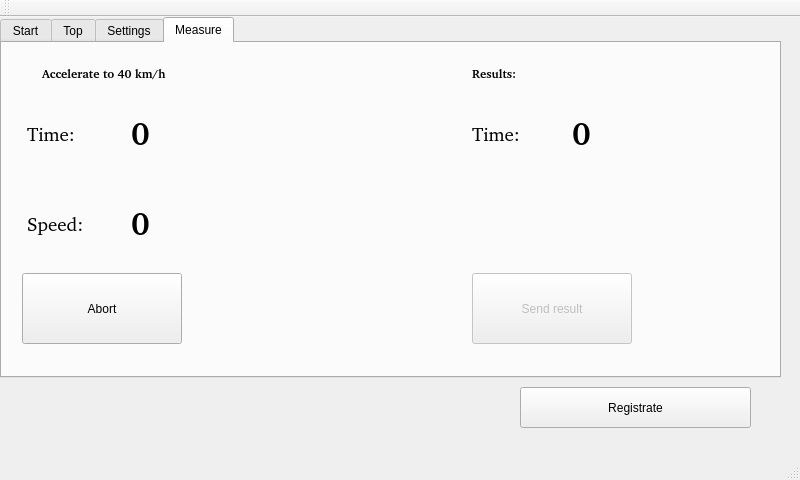
The window that Client/carmainwindow.ui (ArtemD/SpeedFreak) describes before a commit, drawn with Qt 5.
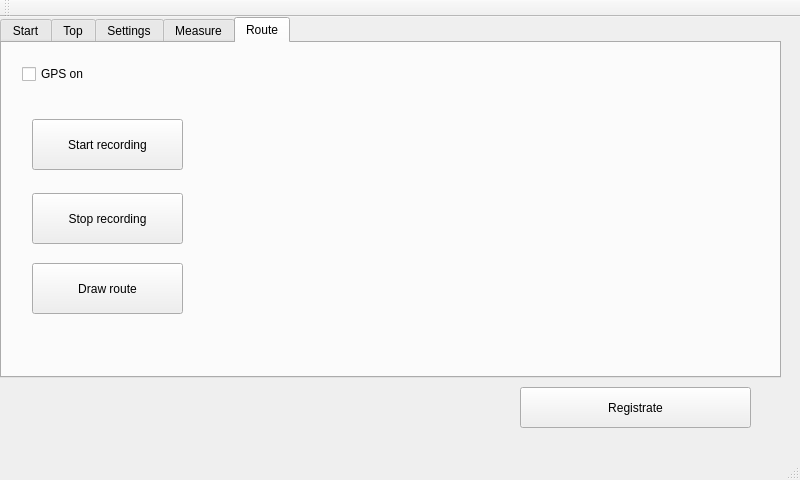
The same window after the commit.

Commit message: Added route tab to main window

Diff of the .ui file:
```diff
--- a/Client/carmainwindow.ui
+++ b/Client/carmainwindow.ui
@@ -24,7 +24,7 @@
      </rect>
     </property>
     <property name="currentIndex">
-     <number>3</number>
+     <number>4</number>
     </property>
     <widget class="QWidget" name="StartTab">
      <attribute name="title">
@@ -447,6 +447,63 @@
       </property>
      </widget>
     </widget>
+    <widget class="QWidget" name="tab">
+     <attribute name="title">
+      <string>Route</string>
+     </attribute>
+     <widget class="QCheckBox" name="gpsOnCheckBox">
+      <property name="geometry">
+       <rect>
+        <x>20</x>
+        <y>20</y>
+        <width>94</width>
+        <height>22</height>
+       </rect>
+      </property>
+      <property name="text">
+       <string>GPS on</string>
+      </property>
+     </widget>
+     <widget class="QPushButton" name="startRecPushButton">
+      <property name="geometry">
+       <rect>
+        <x>30</x>
+        <y>76</y>
+        <width>151</width>
+        <height>51</height>
+       </rect>
+      </property>
+      <property name="text">
+       <string>Start recording</string>
+      </property>
+     </widget>
+     <widget class="QPushButton" name="stopRecPushButton">
+      <property name="geometry">
+       <rect>
+        <x>30</x>
+        <y>150</y>
+        <width>151</width>
+        <height>51</height>
+       </rect>
+      </property>
+      <property name="text">
+       <string>Stop recording</string>
+      </property>
+     </widget>
+     <widget class="QPushButton" name="drawRoutePushButton">
+      <property name="geometry">
+       <rect>
+        <x>30</x>
+        <y>220</y>
+        <width>151</width>
+        <height>51</height>
+       </rect>
+      </property>
+      <property name="text">
+       <string>Draw route</string>
+      </property>
+     </widget>
+    </widget>
    </widget>
    <widget class="QPushButton" name="registratePushButton">
     <property name="geometry">
```
